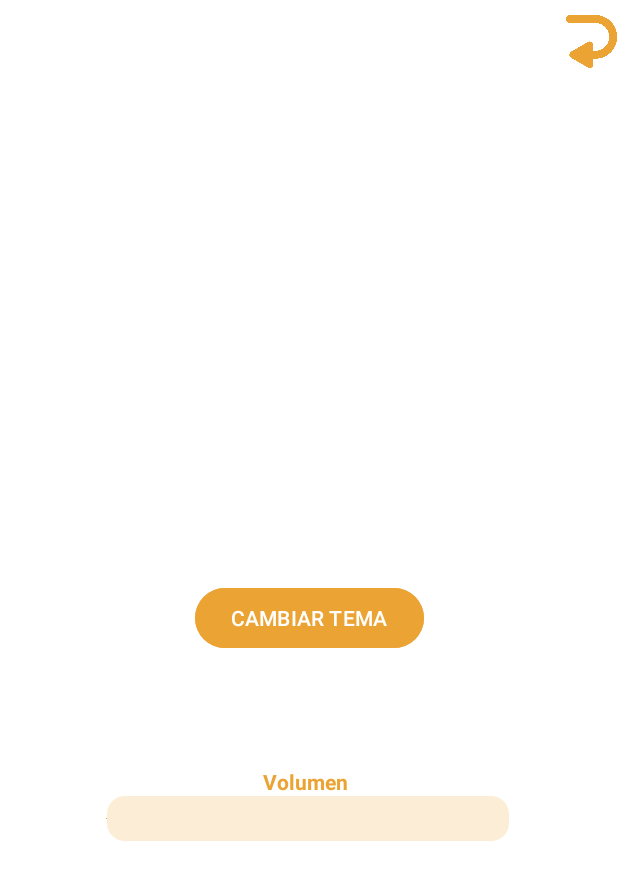
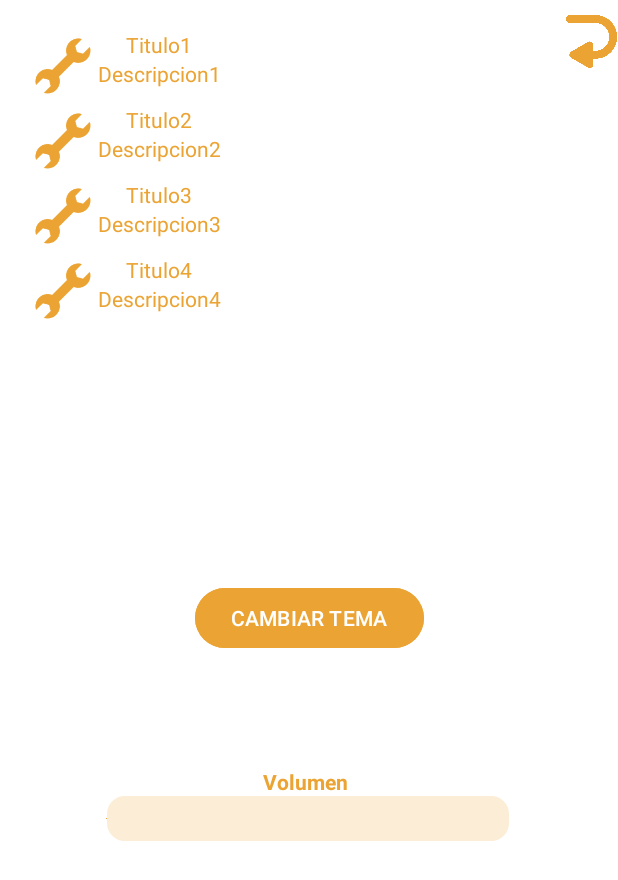
Before and after one commit to AbelAlonso98/ContadorAbelAlonsoJimenez, an Android app: the Options screen opened directly, with no data from a screen before it, on a phone screen of 412 x 824 dp. Shown: the top 880 px of the screen. Run offline under Robolectric (Android 15) with nearby library versions, the phone set to English and light mode, and no system bars.

Commit message:
Implementado RecyclerView con funcionalidad en los botones.

```diff
--- a/app/src/main/java/com/example/contador/Info.java
+++ b/app/src/main/java/com/example/contador/Info.java
@@ -25,7 +25,7 @@ public class Info extends AppCompatActivity implements AdapterView.OnItemClickLi
                 new ItemColaborador("Pablo Eguilaz Pérez ", "Tester principal", R.drawable.img_pablo),
                 new ItemColaborador("Carlos Manso González", "Team leader", R.drawable.img_carlos)
         );
-        ItemColaboradorAdapter adapter = new ItemColaboradorAdapter(this, R.layout.item, itemColaboradors);
+        ItemColaboradorAdapter adapter = new ItemColaboradorAdapter(this, R.layout.item_colaborador, itemColaboradors);
         ListView dataList = findViewById(R.id.dataList);
         dataList.setAdapter(adapter);
         dataList.setOnItemClickListener(this);
--- a/app/src/main/java/com/example/contador/ItemColaboradorAdapter.java
+++ b/app/src/main/java/com/example/contador/ItemColaboradorAdapter.java
@@ -24,7 +24,7 @@ public class ItemColaboradorAdapter extends ArrayAdapter<ItemColaborador> {
     public View getView(int position, @Nullable View convertView, @NonNull ViewGroup parent) {
         ItemColaborador c = getItem(position);
         if(convertView  == null)
-            convertView = LayoutInflater.from(this.getContext()).inflate(R.layout.item, parent, false);
+            convertView = LayoutInflater.from(this.getContext()).inflate(R.layout.item_colaborador, parent, false);
         ((ImageView) convertView.findViewById(R.id.imgEquipo)).setImageResource(c.getImagen());
         ((TextView) convertView.findViewById(R.id.txtNombreEquipo)).setText(c.getNombre());
         ((TextView) convertView.findViewById(R.id.txtCargoEquipo)).setText(c.getDireccion());
--- /dev/null
+++ b/app/src/main/java/com/example/contador/ItemOpcion.java
@@ -0,0 +1,35 @@
+package com.example.contador;
+
+import android.view.View;
+
+public class ItemOpcion {
+    private final String titulo;
+    private final String descripcion;
+    private final int imagen;
+
+
+    private final View.OnClickListener action;
+
+    public ItemOpcion(String titulo, String descripcion, int imagen, View.OnClickListener action) {
+        this.titulo = titulo;
+        this.descripcion = descripcion;
+        this.imagen = imagen;
+        this.action = action;
+    }
+
+    public String getTitulo() {
+        return titulo;
+    }
+
+    public String getDescripcion() {
+        return descripcion;
+    }
+
+    public int getImagen() {
+        return imagen;
+    }
+
+    public View.OnClickListener getAction() {
+        return action;
+    }
+}
--- /dev/null
+++ b/app/src/main/java/com/example/contador/ItemOpcionAdapter.java
@@ -0,0 +1,55 @@
+package com.example.contador;
+
+import android.view.LayoutInflater;
+import android.view.View;
+import android.view.ViewGroup;
+import android.widget.ImageView;
+import android.widget.TextView;
+
+import androidx.annotation.NonNull;
+import androidx.recyclerview.widget.RecyclerView;
+
+import java.util.List;
+
+public class ItemOpcionAdapter extends RecyclerView.Adapter<ItemOpcionAdapter.ViewHolder> {
+
+    List<ItemOpcion> modelList;
+
+    public ItemOpcionAdapter(List<ItemOpcion> userModelList){
+        this.modelList = userModelList;
+    }
+
+    @NonNull
+    @Override
+    public ItemOpcionAdapter.ViewHolder onCreateViewHolder(@NonNull ViewGroup parent, int viewType) {
+        View v = LayoutInflater.from(parent.getContext()).inflate(R.layout.item_opcion, parent, false);
+        return new ViewHolder(v);
+    }
+
+    @Override
+    public void onBindViewHolder(@NonNull ItemOpcionAdapter.ViewHolder holder, int position) {
+        holder.tituloOpcion.setText(modelList.get(position).getTitulo());
+        holder.descripcionOpcion.setText(modelList.get(position).getDescripcion());
+        holder.imagenOpcion.setImageResource(modelList.get(position).getImagen());
+        holder.imagenOpcion.setOnClickListener(modelList.get(position).getAction());
+    }
+
+    @Override
+    public int getItemCount() {
+        return modelList.size();
+    }
+
+    static class ViewHolder extends RecyclerView.ViewHolder{
+        private final TextView tituloOpcion;
+        private final TextView descripcionOpcion;
+        private final ImageView imagenOpcion;
+
+        public ViewHolder(View v){
+            super(v);
+            tituloOpcion = v.findViewById(R.id.tituloOpcion);
+            descripcionOpcion = v.findViewById(R.id.descripcionOpcion);
+            imagenOpcion = v.findViewById(R.id.imagenOpcion);
+
+        }
+    }
+}
--- a/app/src/main/java/com/example/contador/Options.java
+++ b/app/src/main/java/com/example/contador/Options.java
@@ -2,6 +2,8 @@ package com.example.contador;
 
 import androidx.appcompat.app.AppCompatActivity;
 import androidx.appcompat.app.AppCompatDelegate;
+import androidx.recyclerview.widget.LinearLayoutManager;
+import androidx.recyclerview.widget.RecyclerView;
 
 import android.content.Intent;
 import android.media.AudioManager;
@@ -9,6 +11,9 @@ import android.os.Bundle;
 import android.provider.MediaStore;
 import android.view.View;
 import android.widget.SeekBar;
+
+import java.util.Arrays;
+import java.util.List;
 
 public class Options extends AppCompatActivity {
 
@@ -18,6 +23,17 @@ public class Options extends AppCompatActivity {
     protected void onCreate(Bundle savedInstanceState) {
         super.onCreate(savedInstanceState);
         setContentView(R.layout.activity_options);
+        List<ItemOpcion> itemsOpciones = Arrays.asList(
+                new ItemOpcion("Titulo1", "Descripcion1",R.drawable.img_option_orange, this::irAPantallaInicio),
+                new ItemOpcion("Titulo2", "Descripcion2",R.drawable.img_option_orange, this::irAPantallaInicio),
+                new ItemOpcion("Titulo3", "Descripcion3",R.drawable.img_option_orange, this::irAPantallaInicio),
+                new ItemOpcion("Titulo4", "Descripcion4",R.drawable.img_option_orange, this::irAPantallaInicio)
+        );
+        RecyclerView dataList = findViewById(R.id.recyclerDataList);
+        dataList.setHasFixedSize(true);
+        dataList.setLayoutManager(new LinearLayoutManager(this));
+        dataList.setAdapter(new ItemOpcionAdapter(itemsOpciones));
+
         volumeBar = findViewById(R.id.volumeBar);
         AudioManager audioManager = (AudioManager) getSystemService(AUDIO_SERVICE);
         int maxVolume = audioManager.getStreamMaxVolume(AudioManager.STREAM_MUSIC);
--- a/app/src/main/res/layout/activity_options.xml
+++ b/app/src/main/res/layout/activity_options.xml
@@ -2,18 +2,28 @@
 <androidx.constraintlayout.widget.ConstraintLayout xmlns:android="http://schemas.android.com/apk/res/android"
     xmlns:app="http://schemas.android.com/apk/res-auto"
     xmlns:tools="http://schemas.android.com/tools"
+    style="@style/Theme"
     android:layout_width="match_parent"
     android:layout_height="match_parent"
-    style="@style/Theme"
     tools:context=".Options">
+
+    <androidx.recyclerview.widget.RecyclerView
+        android:id="@+id/recyclerDataList"
+        android:layout_width="wrap_content"
+        android:layout_height="wrap_content"
+        android:layout_margin="20dp"
+        app:layout_constraintStart_toStartOf="parent"
+        app:layout_constraintTop_toTopOf="parent">
+
+    </androidx.recyclerview.widget.RecyclerView>
 
     <Button
         android:id="@+id/button"
+        style="@style/buttonTheme"
         android:layout_width="wrap_content"
         android:layout_height="wrap_content"
+        android:onClick="cambiarTema"
         android:text="@string/themeButtonText"
-        android:onClick="cambiarTema"
-        style="@style/buttonTheme"
         app:layout_constraintBottom_toBottomOf="parent"
         app:layout_constraintEnd_toEndOf="parent"
         app:layout_constraintStart_toStartOf="parent"
@@ -21,20 +31,20 @@
 
     <ImageView
         android:id="@+id/imageView2"
+        style="@style/backImage"
         android:layout_marginTop="10dp"
         android:onClick="irAPantallaInicio"
-        style="@style/backImage"
         app:layout_constraintEnd_toEndOf="parent"
         app:layout_constraintTop_toTopOf="parent" />
 
     <SeekBar
         android:id="@+id/volumeBar"
+        style="@style/seekBarTheme"
         android:layout_width="300dp"
         android:layout_height="wrap_content"
+        android:maxHeight="50dp"
         android:minHeight="30dp"
-        android:maxHeight="50dp"
         android:progress="30"
-        style="@style/seekBarTheme"
         app:layout_constraintBottom_toBottomOf="parent"
         app:layout_constraintEnd_toEndOf="parent"
         app:layout_constraintHorizontal_bias="0.495"
--- /dev/null
+++ b/app/src/main/res/layout/item_opcion.xml
@@ -0,0 +1,35 @@
+<?xml version="1.0" encoding="utf-8"?>
+<LinearLayout xmlns:android="http://schemas.android.com/apk/res/android"
+    xmlns:app="http://schemas.android.com/apk/res-auto"
+    android:layout_width="match_parent"
+    android:layout_height="50dp"
+    android:gravity="center">
+
+
+    <ImageView
+        android:id="@+id/imagenOpcion"
+        android:layout_width="45dp"
+        android:layout_height="45dp"
+        app:srcCompat="@drawable/img_option_orange" />
+
+    <LinearLayout
+        android:layout_width="wrap_content"
+        android:layout_height="match_parent"
+        android:orientation="vertical"
+        android:gravity="center_horizontal">
+        <TextView
+            android:id="@+id/tituloOpcion"
+            android:layout_width="wrap_content"
+            android:layout_height="wrap_content"
+            android:gravity="center"
+            android:text="TituloOpcion" />
+
+        <TextView
+            android:id="@+id/descripcionOpcion"
+            android:layout_width="wrap_content"
+            android:layout_height="wrap_content"
+            android:gravity="center"
+            android:text="DescripcionOpcion" />
+    </LinearLayout>
+
+</LinearLayout>
```
Also changed, not shown: app/src/main/res/drawable/img_option_orange.png (added), app/src/main/res/drawable/img_option_pink.png (added), app/src/main/res/layout/item_colaborador.xml (renamed from app/src/main/res/layout/item.xml).
